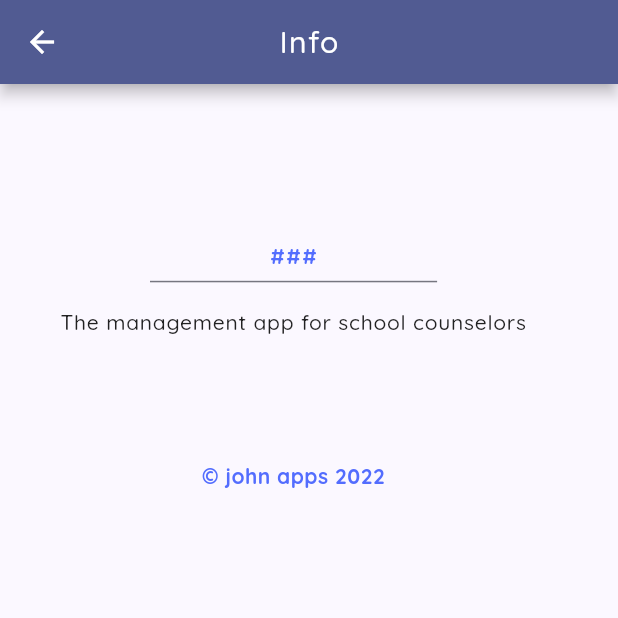
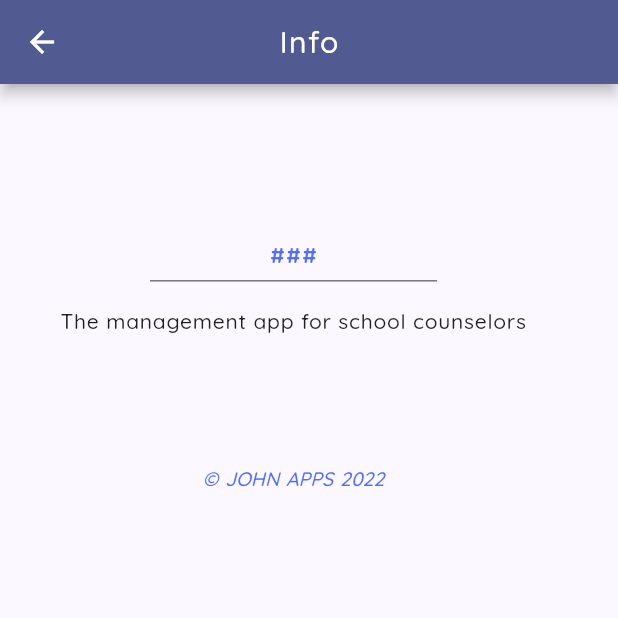
Before and after one commit to johninquest/smapp, a Flutter app: the AboutPage screen opened directly, on a phone screen of 412 x 824 dp, the top half of it. Run offline on Flutter 3.47's test engine with Material 2 defaults, Android fonts, the phone set to English and light mode, and no system bars; our stand-ins replace supabase_flutter; accounts and stored records are empty.

```diff
--- a/lib/pages/about.dart
+++ b/lib/pages/about.dart
@@ -53,18 +53,17 @@ class AboutPage extends StatelessWidget {
                 ),
               ),
               Container(
-                margin: const EdgeInsets.only(top: 10.0),
+                margin: const EdgeInsets.only(top: 13.0),
                 child: GestureDetector(
                   onTap: () =>
                       WebService().openUrl('https://johnapps.de', context),
                   child: Text(
-                    '\u00A9 john apps $currentYear',
+                    '\u00A9 JOHN APPS $currentYear',
                     style: const TextStyle(
                         color: primaryColor,
-                        letterSpacing: 0.3,
-                        fontWeight: FontWeight.bold
-                        // decoration: TextDecoration.underline
-                        ),
+                        wordSpacing: 1.0,
+                        fontSize: 13.0,
+                        fontStyle: FontStyle.italic),
                   ),
                 ),
               ),
--- a/lib/pages/requests/requests_list.dart
+++ b/lib/pages/requests/requests_list.dart
@@ -2,7 +2,7 @@ import 'package:flutter/material.dart';
 import 'package:intl/intl.dart';
 import '../../services/date_time_helper.dart';
 import '../../services/web.dart';
-import '../../shared/wigs.dart';
+import '../../shared/custom_widgets.dart';
 import '../../styles/style.dart';
 import '../bottom_nav_bar.dart';
 
--- a/lib/shared/wigs.dart
+++ b/lib/shared/custom_widgets.dart
@@ -17,8 +17,7 @@ class EmptyTable extends StatelessWidget {
             // style: BodyStyle,
           ),
         ),
-        Container(
-            child: ElevatedButton(
+        ElevatedButton(
             onPressed: () =>
                 PageRouter().navigateToPage(const HomeScreen(), context),
             style: ElevatedButton.styleFrom(
@@ -32,7 +31,7 @@ class EmptyTable extends StatelessWidget {
                   size: 25.0,
                 ),
               ],
-                ))),
+            )),
       ],
     );
   }
```
Lines whose indentation alone changed are shown as unchanged.
